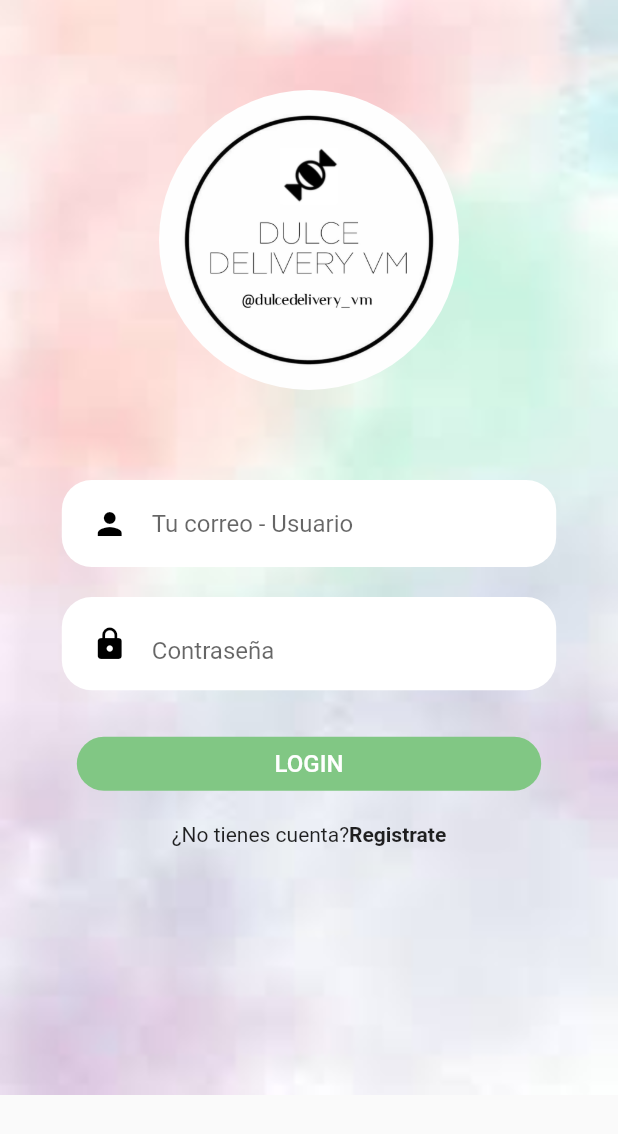
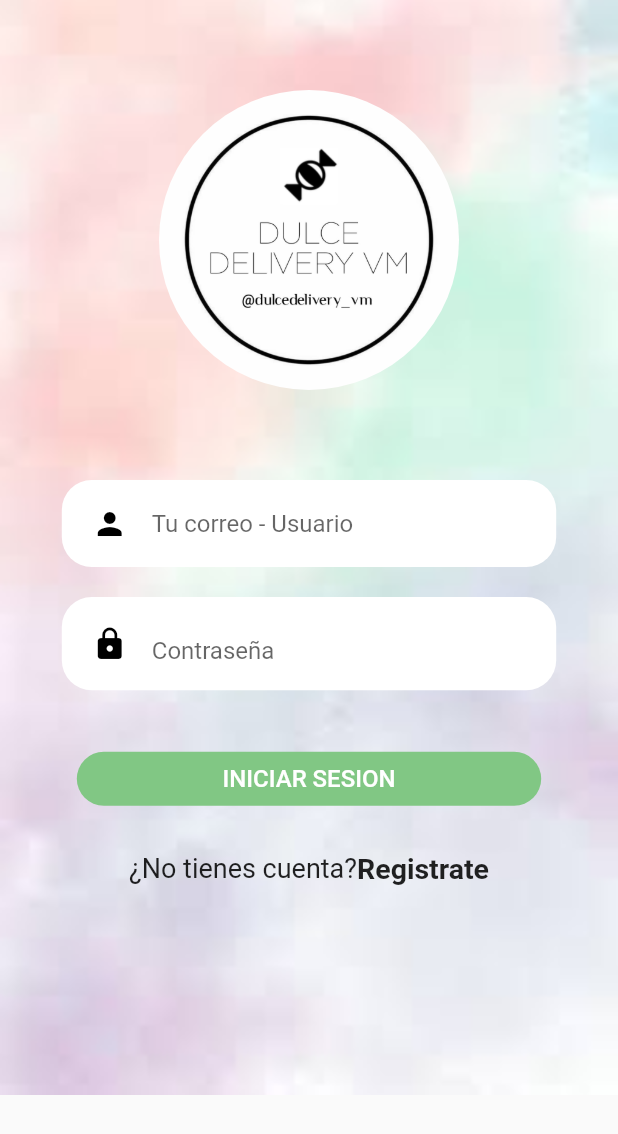
Before and after one commit to brianA1998/candy_app, a Flutter app: the screen it shows after launch, on a phone screen of 412 x 824 dp. Shown: the top 1134 px of the screen. Run offline on Flutter 3.47's test engine with Material 2 defaults, Android fonts, the phone set to English and light mode, and no system bars.

Commit message:
Agregando Widget De SingleChildScrollView para evitar el overflow

```diff
--- a/lib/pages/login_page.dart
+++ b/lib/pages/login_page.dart
@@ -10,7 +10,8 @@ class LoginPage extends StatelessWidget {
   @override
   Widget build(BuildContext context) {
     return new Scaffold(
-      body: new Column(
+      body: SingleChildScrollView(
+        child: new Column(
           crossAxisAlignment: CrossAxisAlignment.stretch,
           children: <Widget>[
             Container(
@@ -43,7 +44,7 @@ class LoginPage extends StatelessWidget {
                     onChanged: (value) {},
                   ),
                   RoundedButton(
-                  text: "LOGIN",
+                    text: "INICIAR SESION",
                     press: () {},
                   ),
                   AlreadyHaveAnAccountCheck(),
@@ -51,6 +52,7 @@ class LoginPage extends StatelessWidget {
               ),
             ),
           ],
+        ),
       ),
     );
   }
@@ -70,11 +72,11 @@ class AlreadyHaveAnAccountCheck extends StatelessWidget {
     return Row(
       mainAxisAlignment: MainAxisAlignment.center,
       children: <Widget>[
-        Text("¿No tienes cuenta?"),
+        Text("¿No tienes cuenta?", style: TextStyle(fontSize: 18)),
         GestureDetector(
           onTap: () {},
-          child:
-              Text("Registrate", style: TextStyle(fontWeight: FontWeight.bold)),
+          child: Text("Registrate",
+              style: TextStyle(fontWeight: FontWeight.bold, fontSize: 19)),
         ),
       ],
     );
--- a/lib/widgets/rounded_button.dart
+++ b/lib/widgets/rounded_button.dart
@@ -17,6 +17,7 @@ class RoundedButton extends StatelessWidget {
   Widget build(BuildContext context) {
     Size size = MediaQuery.of(context).size;
     return Container(
+      margin: EdgeInsets.symmetric(vertical: 10),
       width: size.width * 0.8,
       child: Padding(
         padding: EdgeInsets.symmetric(horizontal: 10, vertical: 15),
```
Lines whose indentation alone changed are shown as unchanged.
